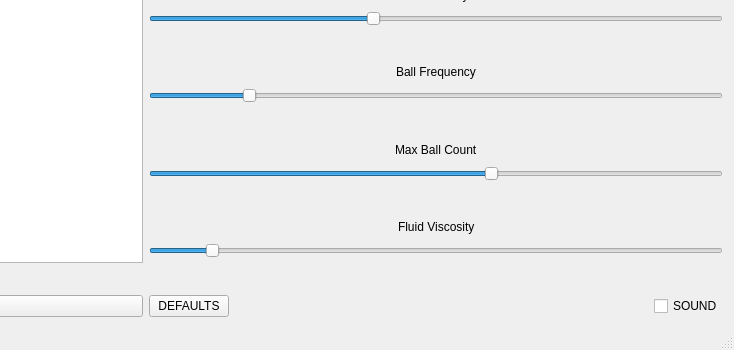
Above: MainWindowForm.ui from haydenm2/ball_fountain before the change; both pictures show x 442 to 1176 and y 278 to 628 of the 1176 by 628 pixel window. Below: the same form after it.
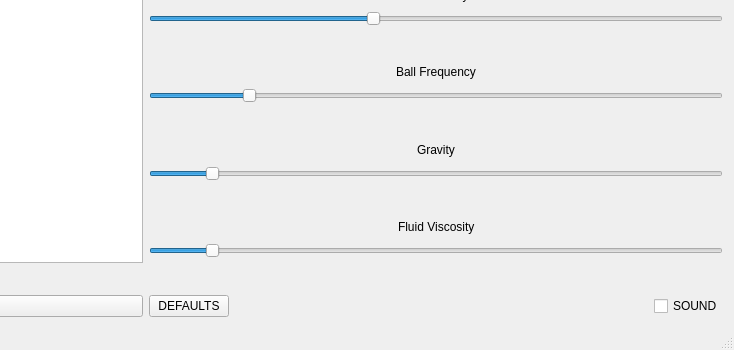
That is the form after the change. Custom widgets are drawn as their Qt base class.

Commit message: removed max ball slider for simplicity, added gravity slider which is now functional, fixed color update issue, still bug with radius update

```diff
--- a/MainWindowForm.ui
+++ b/MainWindowForm.ui
@@ -419,7 +419,7 @@
         <item>
          <widget class="QLabel" name="label_8">
           <property name="text">
-           <string>Max Ball Count</string>
+           <string>Gravity</string>
           </property>
          </widget>
         </item>
@@ -441,13 +441,16 @@
       <item>
        <widget class="QSlider" name="horizontalSlider_MaxBallCount">
         <property name="minimum">
-         <number>1</number>
+         <number>0</number>
         </property>
         <property name="maximum">
-         <number>250</number>
+         <number>100</number>
+        </property>
+        <property name="pageStep">
+         <number>10</number>
         </property>
         <property name="value">
-         <number>150</number>
+         <number>10</number>
         </property>
         <property name="orientation">
          <enum>Qt::Horizontal</enum>
```
Left out of the diff: 2 changed lines with no effect on the pictures. The commit also changes 7 other files.
